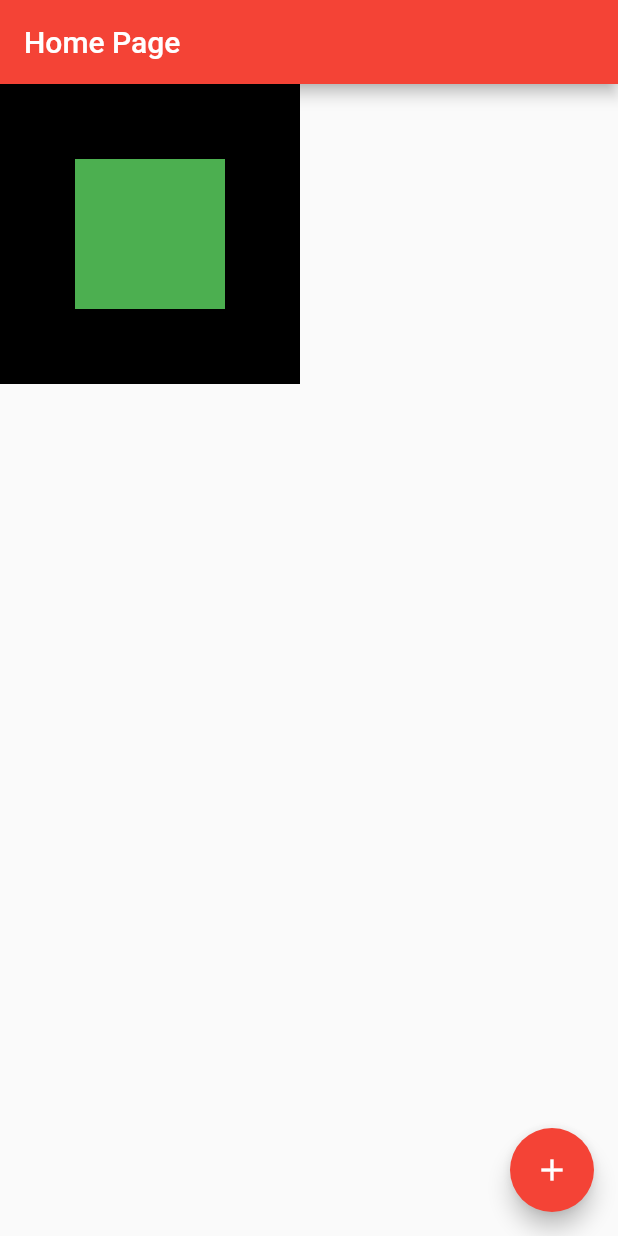
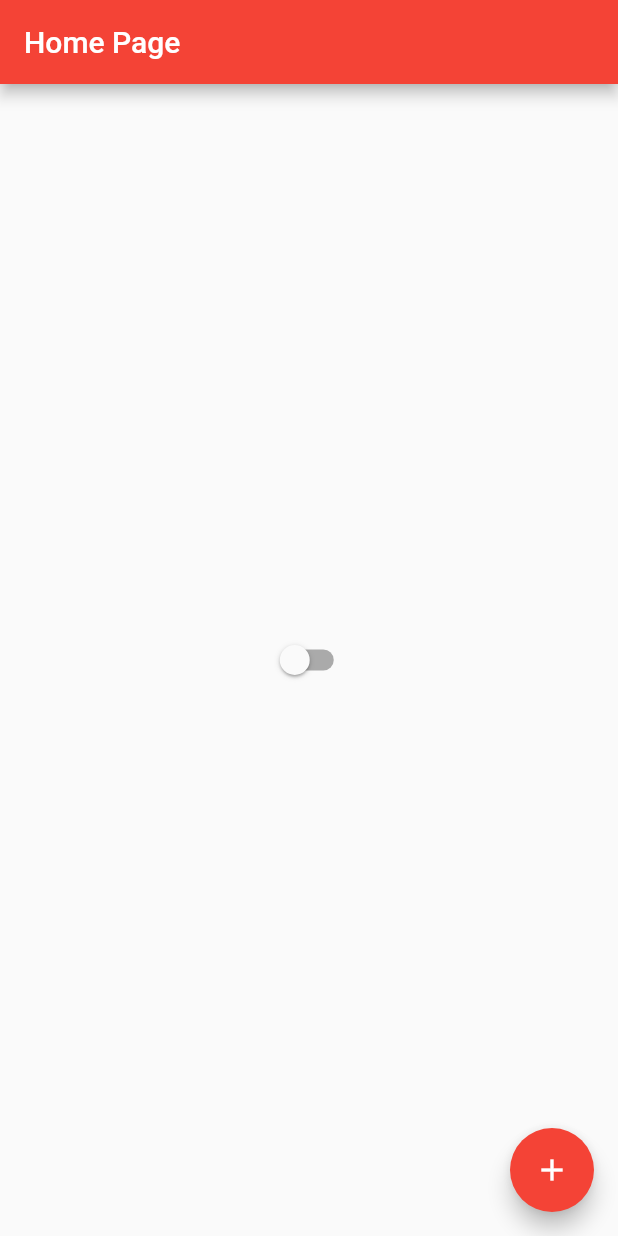
Before and after one commit to Edufreitass/flutterando, a Flutter app: the screen it shows after launch, on a phone screen of 412 x 824 dp. Run offline on Flutter 3.47's test engine with Material 2 defaults, Android fonts, the phone set to English and light mode, and no system bars.

Commit message:
feat: gerenciar outro estado (light/dark theme)

```diff
--- /dev/null
+++ b/lib/app_controller.dart
@@ -0,0 +1,11 @@
+import 'package:flutter/material.dart';
+
+class AppController extends ChangeNotifier {
+  static AppController instance = AppController();
+
+  bool isDarkTheme = false;
+  changeTheme() {
+    isDarkTheme = !isDarkTheme;
+    notifyListeners();
+  }
+}
--- a/lib/app_widget.dart
+++ b/lib/app_widget.dart
@@ -1,13 +1,23 @@
 import 'package:flutter/material.dart';
+import 'package:ola_mundo/app_controller.dart';
 
 import 'home_page.dart';
 
 class AppWidget extends StatelessWidget {
   @override
   Widget build(BuildContext context) {
-    return MaterialApp(
-      theme: ThemeData(primarySwatch: Colors.red),
-      home: HomePage(),
+    return AnimatedBuilder(
+      animation: AppController.instance,
+      builder: (context, child) {
+        return MaterialApp(
+          theme: ThemeData(
+              primarySwatch: Colors.red,
+              brightness: AppController.instance.isDarkTheme
+                  ? Brightness.dark
+                  : Brightness.light),
+          home: HomePage(),
+        );
+      },
     );
   }
 }
--- a/lib/home_page.dart
+++ b/lib/home_page.dart
@@ -1,4 +1,5 @@
 import 'package:flutter/material.dart';
+import 'package:ola_mundo/app_controller.dart';
 
 class HomePage extends StatefulWidget {
   @override
@@ -16,17 +17,12 @@ class HomePageState extends State<HomePage> {
       appBar: AppBar(
         title: Text('Home Page'),
       ),
-      body: Container(
-        height: 200,
-        width: 200,
-        color: Colors.black,
-        child: Center(
-          child: Container(
-            height: 100,
-            width: 100,
-            color: Colors.green,
-          ),
-        ),
+      body: Center(
+        child: Switch(
+          value: AppController.instance.isDarkTheme,
+          onChanged: (value) {
+            AppController.instance.changeTheme();
+        }),
       ),
       floatingActionButton: FloatingActionButton(
         child: Icon(Icons.add),
```
